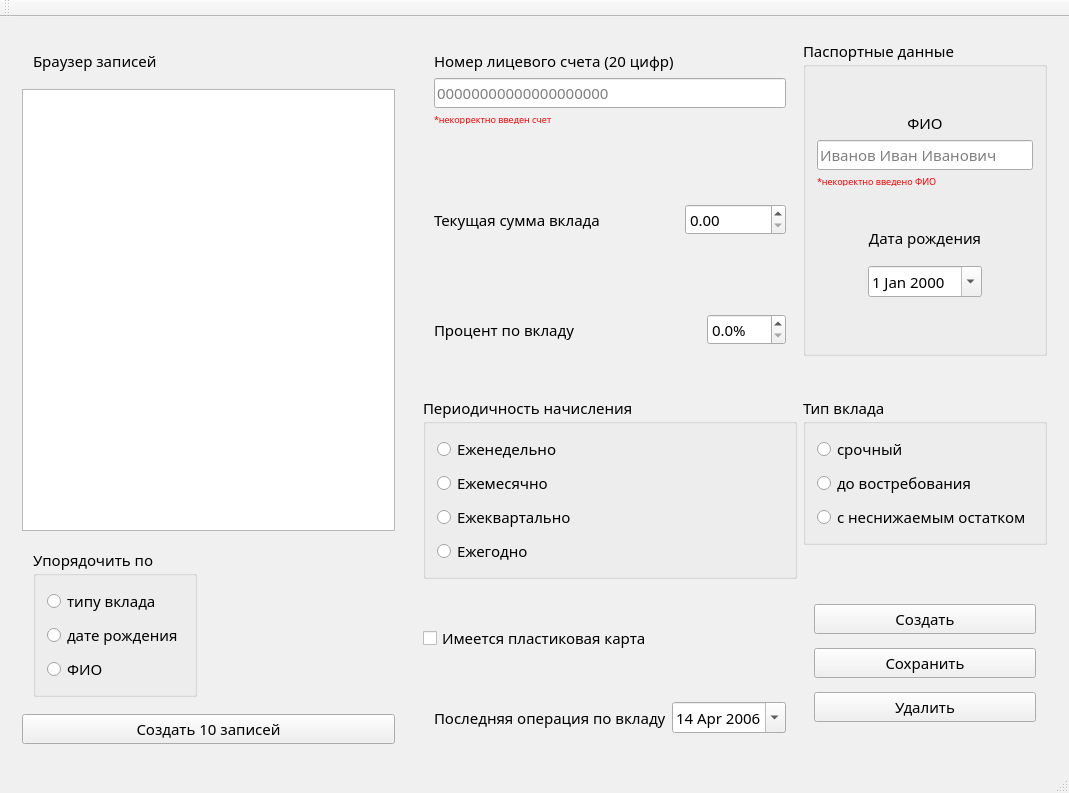
Old version of the form mainwindow.ui in the repository MrFireDeN/Bank-Depositors.
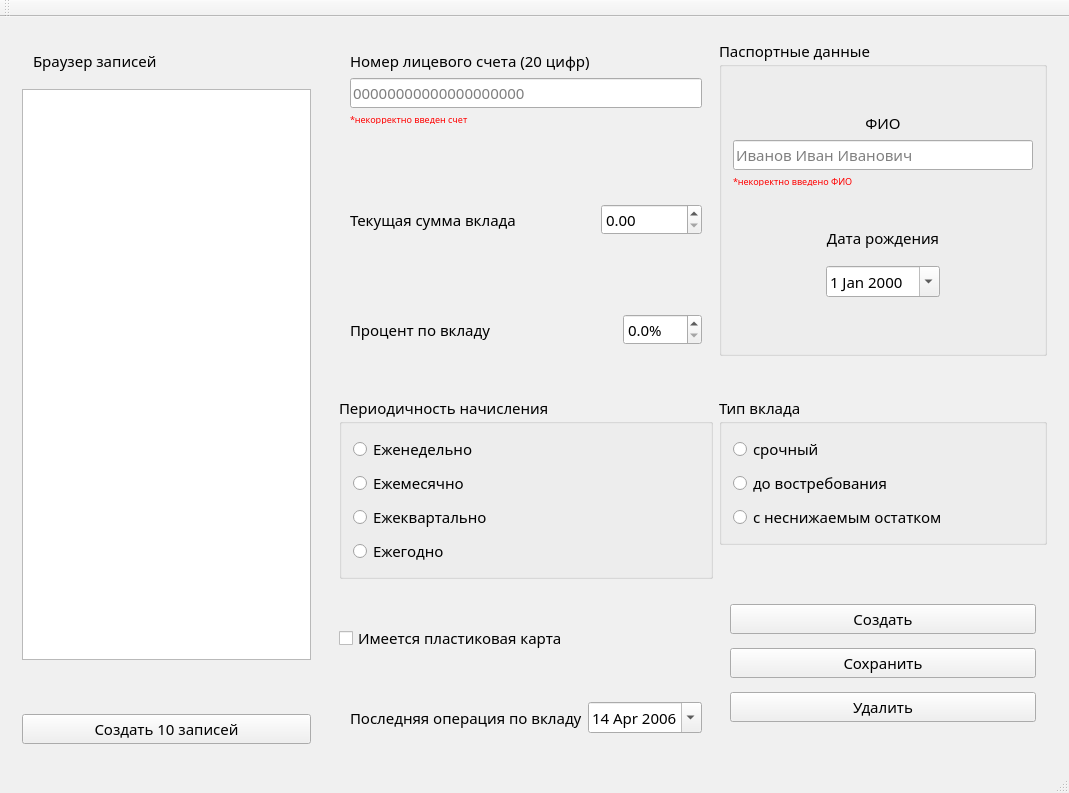
New version of the form.

```diff
--- a/mainwindow.ui
+++ b/mainwindow.ui
@@ -456,6 +456,7 @@
    <font>
     <family>Slider</family>
     <pointsize>11</pointsize>
+    <weight>50</weight>
     <bold>false</bold>
    </font>
   </property>
@@ -502,36 +503,6 @@
        <item>
         <widget class="QWidget" name="widget_2" native="true">
          <layout class="QHBoxLayout" name="horizontalLayout_6">
-          <item>
-           <widget class="QGroupBox" name="recordSort">
-            <property name="title">
-             <string>Упорядочить по</string>
-            </property>
-            <layout class="QVBoxLayout" name="verticalLayout_7">
-             <item>
-              <widget class="QRadioButton" name="sortByType">
-               <property name="text">
-                <string>типу вклада</string>
-               </property>
-              </widget>
-             </item>
-             <item>
-              <widget class="QRadioButton" name="sortByBirthDate">
-               <property name="text">
-                <string>дате рождения</string>
-               </property>
-              </widget>
-             </item>
-             <item>
-              <widget class="QRadioButton" name="sortByFIO">
-               <property name="text">
-                <string>ФИО</string>
-               </property>
-              </widget>
-             </item>
-            </layout>
-           </widget>
-          </item>
           <item>
            <spacer name="horizontalSpacer_6">
             <property name="orientation">
@@ -624,10 +595,13 @@
            <widget class="QLineEdit" name="fullnameLine">
             <property name="minimumSize">
              <size>
-              <width>200</width>
+              <width>300</width>
               <height>0</height>
              </size>
             </property>
+            <property name="layoutDirection">
+             <enum>Qt::LeftToRight</enum>
+            </property>
             <property name="inputMask">
              <string/>
             </property>
@@ -640,6 +614,9 @@
             <property name="echoMode">
              <enum>QLineEdit::Normal</enum>
             </property>
+            <property name="alignment">
+             <set>Qt::AlignLeading|Qt::AlignLeft|Qt::AlignVCenter</set>
+            </property>
             <property name="placeholderText">
              <string>Иванов Иван Иванович</string>
             </property>
@@ -1102,6 +1079,7 @@
              <font>
               <family>MS Gothic</family>
               <pointsize>7</pointsize>
+              <weight>50</weight>
               <bold>false</bold>
              </font>
             </property>
@@ -1502,6 +1480,7 @@
              <font>
               <family>MS Gothic</family>
               <pointsize>7</pointsize>
+              <weight>50</weight>
               <bold>false</bold>
              </font>
             </property>
```
Left out of the diff: 5 changed lines with no effect on the pictures.
